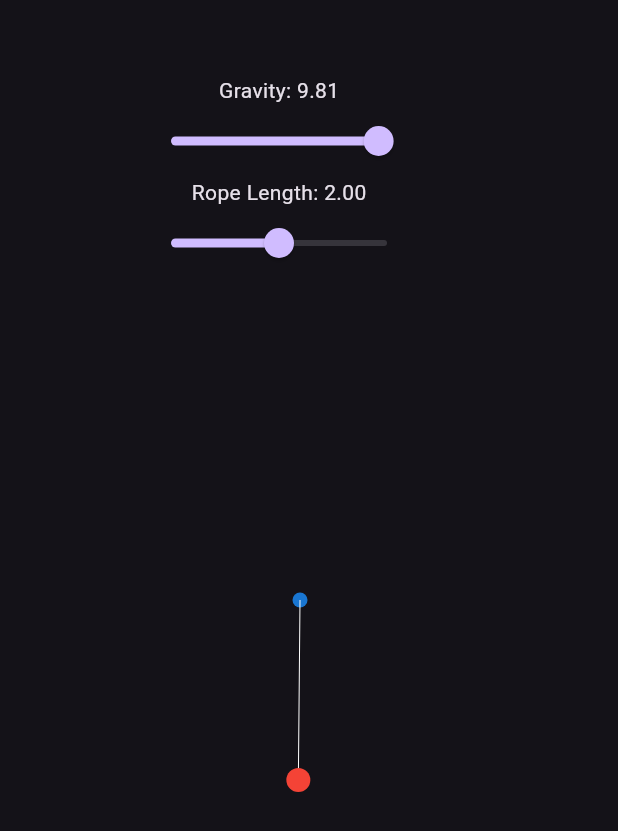
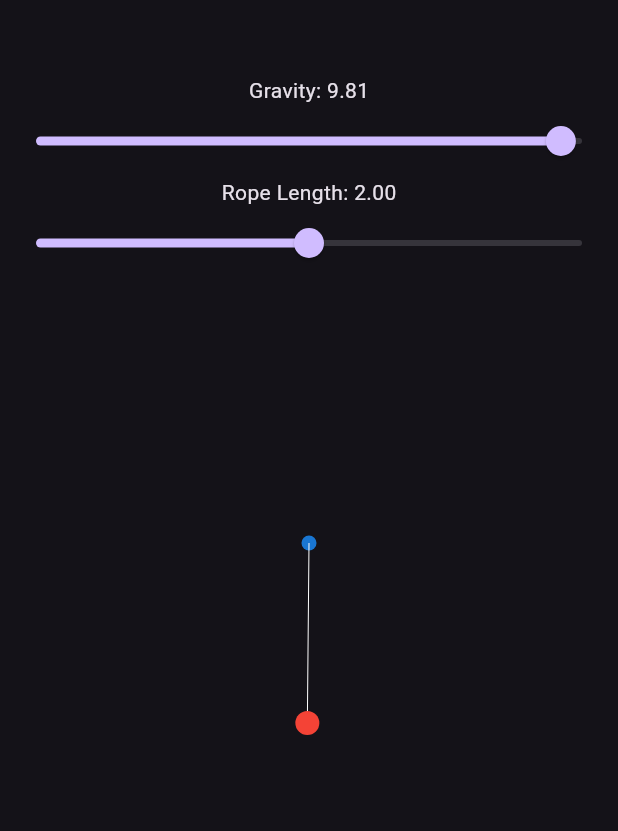
Before and after one commit to ihgazi/PendulumApp, a Flutter app: the screen it shows after launch, on a phone screen of 412 x 824 dp. Shown: the top 831 px of the screen. Run offline on Flutter 3.47's test engine with Material 2 defaults, Android fonts, the phone set to English and light mode, and no system bars.

Commit message:
Fixed Canvas Positioning Issue

```diff
--- a/lib/simulation.dart
+++ b/lib/simulation.dart
@@ -25,7 +25,7 @@ class _SimulationWidgetState extends State<SimulationWidget> {
 
   //setting up the paendulum
   void setUpPendulum() {
-    p = Pendulum(200, 400, 90);
+    p = Pendulum(50, 50, 90);
     //p.locked = true;
   }
 
@@ -45,20 +45,27 @@ class _SimulationWidgetState extends State<SimulationWidget> {
   @override
   Widget build(BuildContext context) {
     return Scaffold(
-      body: Stack(
+      body: Center(
+        child: Stack(
+          alignment: Alignment.center,
           children: [
             GestureDetector(
               onDoubleTap: () {
+                // Resetting simulation
+                setUpPendulum();
+                p.locked = true;
+              },
+              onTap: () {
+                // Freezing simulation
                 p.locked = !p.locked;
               },
                 child: CustomPaint(
                   painter: PendulumPainter(p),
-                size: Size(400, 800),
+                  size: Size(100, 200),
               )
             ),
-          Positioned(
-            top: 50,
-            left: 90,
+            Padding(
+              padding: EdgeInsets.only(top:50),
               child: Column (
                 children: [
                   // Slider for changind gravity
@@ -90,6 +97,7 @@ class _SimulationWidgetState extends State<SimulationWidget> {
             )
           ]
         )
+      )
     );
   }
 }
```
Lines whose indentation alone changed are shown as unchanged.
